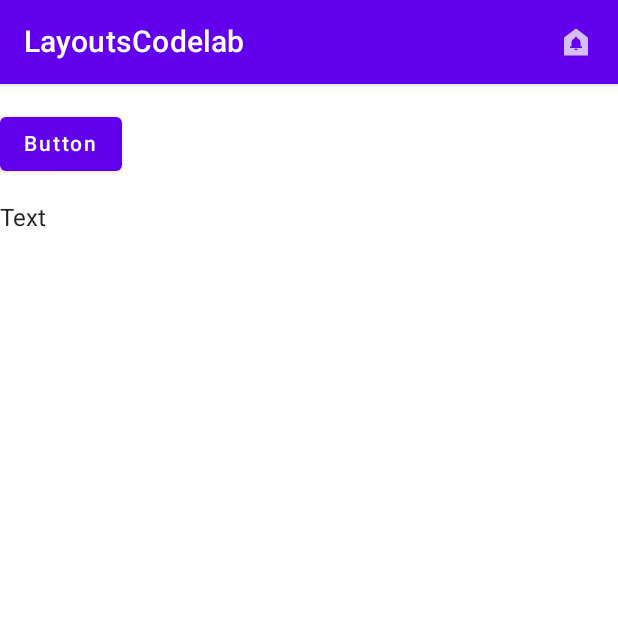
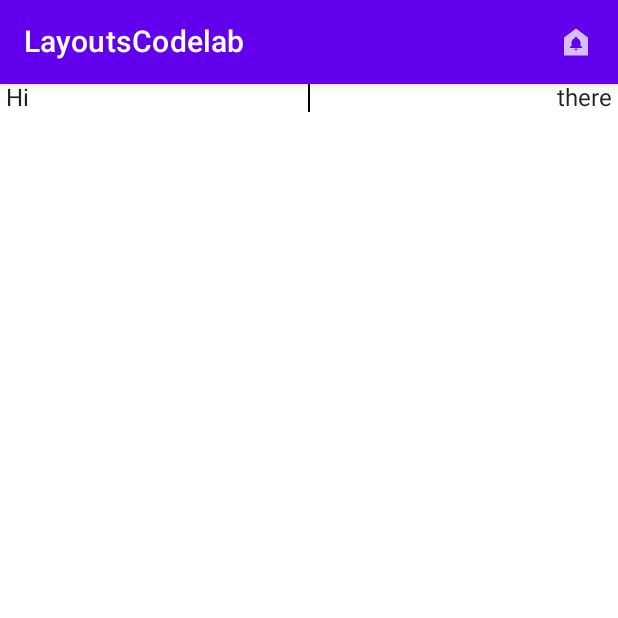
Before and after one commit to shubham3135/AndroidComposeLayout, an Android app built with Jetpack Compose: the screen it shows after launch (MainActivity), on a phone screen of 412 x 824 dp, the top half of it. Run offline under Robolectric (Android 15) with nearby library versions, the phone set to English and light mode, and no system bars; our stand-ins replace constraintlayout-compose; libraries missing offline, so code that uses them is left out: com.google.accompanist.coil, com.google.accompanist.glide.

Commit message:
intrinsics

```diff
--- a/app/src/main/java/com/shubhamkumarwinner/composelayout/MainActivity.kt
+++ b/app/src/main/java/com/shubhamkumarwinner/composelayout/MainActivity.kt
@@ -55,6 +55,31 @@ class MainActivity : ComponentActivity() {
             }
         }
     }
+}
+
+// Intrinsics
+@Composable
+fun TwoTexts(modifier: Modifier = Modifier, text1: String, text2: String){
+    Row(modifier = modifier.height(IntrinsicSize.Min)) {
+        Text(
+            modifier = Modifier
+                .weight(1f)
+                .padding(start = 4.dp)
+                .wrapContentWidth(Alignment.Start),
+            text = text1
+        )
+
+        Divider(color = Color.Black, modifier = Modifier.fillMaxHeight().width(1.dp))
+        Text(
+            modifier = Modifier
+                .weight(1f)
+                .padding(end = 4.dp)
+                .wrapContentWidth(Alignment.End),
+
+            text = text2
+        )
+    }
+
 }
 
 // Constraint layout
@@ -312,9 +337,9 @@ fun LayoutCodelab(){
 
 @Composable
 fun BodyContent(modifier: Modifier = Modifier){
-//    ConstraintLayoutContent()
-//    LargeConstraintLayout()
-    DecoupledConstraintLayout()
+    Surface {
+        TwoTexts(text1 = "Hi", text2 = "there")
+    }
 }
 
 @Composable
```
